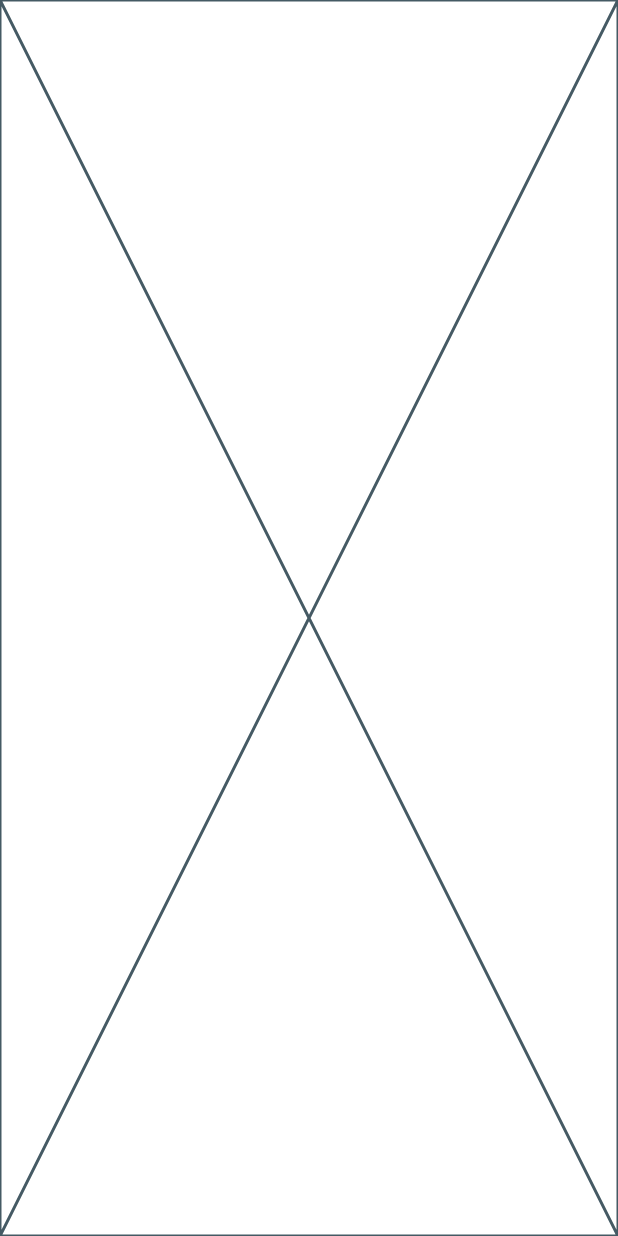
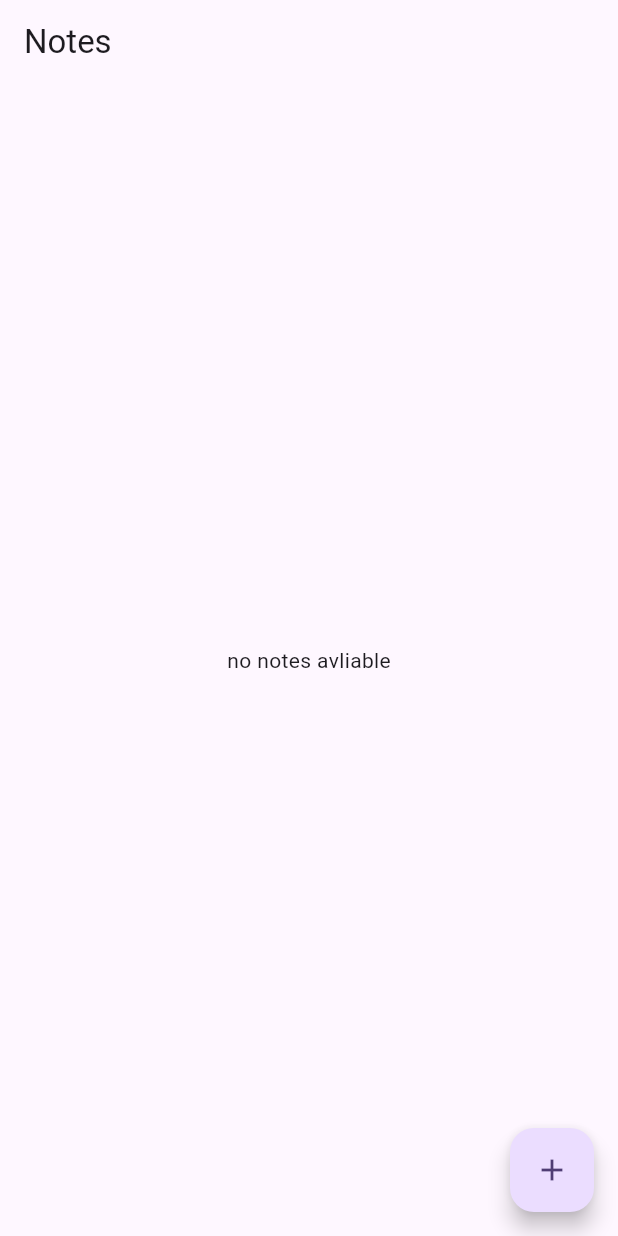
Before and after one commit to Anurags32/sqflite, a Flutter app: the screen it shows after launch, on a phone screen of 412 x 824 dp. Run offline on Flutter 3.47's test engine with Material 3 defaults, Android fonts, the phone set to English and light mode, and no system bars; our stand-ins replace sqflite; accounts and stored records are empty.

Commit message:
ui completed

```diff
--- a/lib/screen/home_page.dart
+++ b/lib/screen/home_page.dart
@@ -1,4 +1,5 @@
 import 'package:flutter/material.dart';
+import 'package:sqlit_prctice/data/local/db_helper.dart';
 
 class HomePage extends StatefulWidget {
   const HomePage({super.key});
@@ -8,8 +9,49 @@ class HomePage extends StatefulWidget {
 }
 
 class _HomePageState extends State<HomePage> {
+  List<Map<String, dynamic>> allNotes = [];
+  DBHelper? dbRef;
+
+  @override
+  void initState() {
+    super.initState();
+    dbRef = DBHelper.getInstance;
+    getNotes();
+  }
+
+  void getNotes() async {
+    allNotes = await dbRef!.getallnotes();
+    setState(() {});
+  }
+
   @override
   Widget build(BuildContext context) {
-    return const Placeholder();
+    return Scaffold(
+      appBar: AppBar(
+        title: const Text("Notes"),
+      ),
+      // all notes visible
+      body: allNotes.isNotEmpty
+          ? ListView.builder(
+              itemCount: allNotes.length,
+              itemBuilder: (_, index) {
+                return ListTile(
+                  leading: Text(allNotes[index][DBHelper.Column_Note_Sn]),
+                  title: Text(allNotes[index][DBHelper.Column_Note_title]),
+                  subtitle: Text(allNotes[index][DBHelper.Column_Note_desc]),
+                );
+              })
+          : Center(
+              child: Text("no notes avliable"),
+            ),
+      floatingActionButton: FloatingActionButton(
+        // note addeds
+        onPressed: () {
+          dbRef!.addNote(mTitle: "anurag", mDesc: "tiwari");
+          getNotes();
+        },
+        child: Icon(Icons.add),
+      ),
+    );
   }
 }
```
